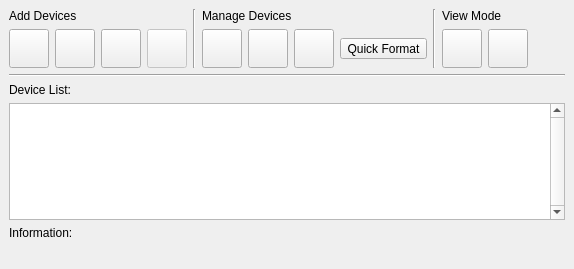
Before: the Qt Designer form Device_Manager_Widget.ui in tobimensch/aqemu, drawn with Qt 5.
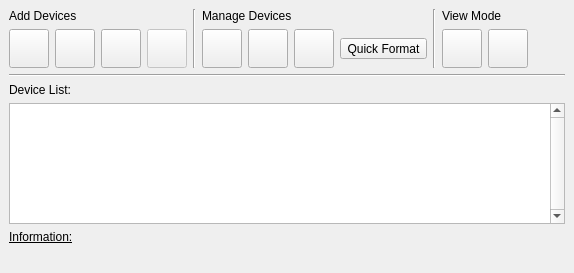
After: the same form once the commit is applied. Icons and pictures are not drawn.

Commit message: Folder sharing UI works

Diff of the .ui file:
```diff
--- a/Device_Manager_Widget.ui
+++ b/Device_Manager_Widget.ui
@@ -8,7 +8,7 @@
     <x>0</x>
     <y>0</y>
     <width>574</width>
-    <height>269</height>
+    <height>273</height>
    </rect>
   </property>
   <property name="windowTitle">
@@ -399,6 +399,11 @@
          <verstretch>0</verstretch>
         </sizepolicy>
        </property>
+       <property name="font">
+        <font>
+         <underline>true</underline>
+        </font>
+       </property>
        <property name="text">
         <string>Information:</string>
        </property>
```
Left out of the diff: 88 changed lines with no effect on the pictures. The commit also changes 3 other files.
